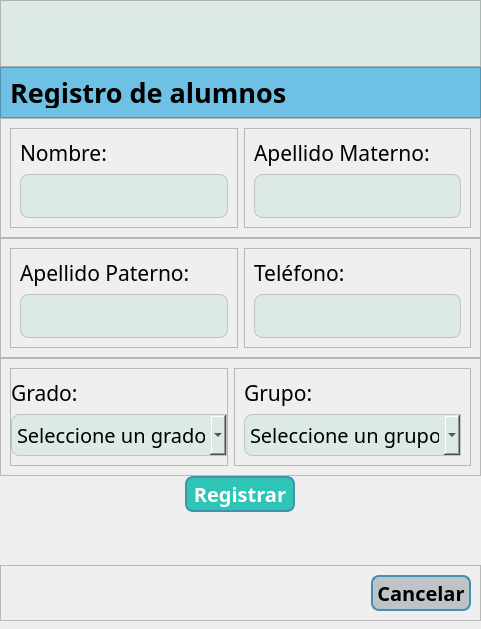
Qt form interfaces/regAlumn.ui (NotEruma/Scholary_Project) before a commit.
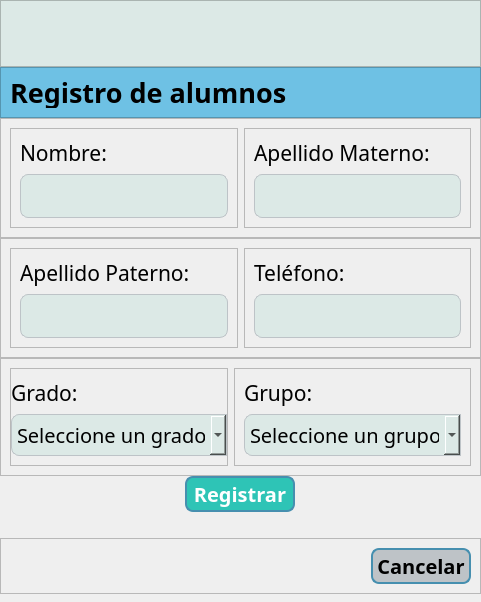
The same form after that commit. Icons and pictures are not drawn.

What changed in the file:
```diff
--- a/interfaces/regAlumn.ui
+++ b/interfaces/regAlumn.ui
@@ -6,8 +6,8 @@
    <rect>
     <x>0</x>
     <y>0</y>
-    <width>444</width>
-    <height>629</height>
+    <width>446</width>
+    <height>586</height>
    </rect>
   </property>
   <property name="font">
@@ -636,19 +636,6 @@
      </property>
     </widget>
    </item>
-   <item>
-    <spacer name="verticalSpacer">
-     <property name="orientation">
-      <enum>Qt::Vertical</enum>
-     </property>
-     <property name="sizeHint" stdset="0">
-      <size>
-       <width>20</width>
-       <height>40</height>
-      </size>
-     </property>
-    </spacer>
-   </item>
    <item>
     <widget class="QFrame" name="frame_12">
      <property name="frameShape">
```
